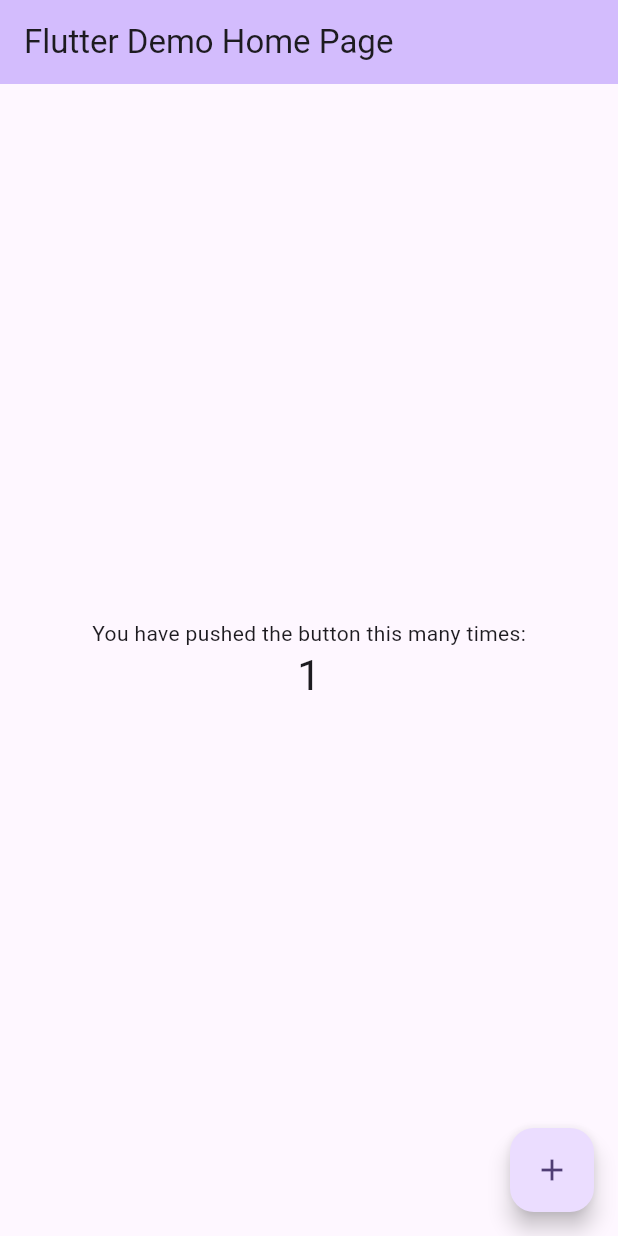
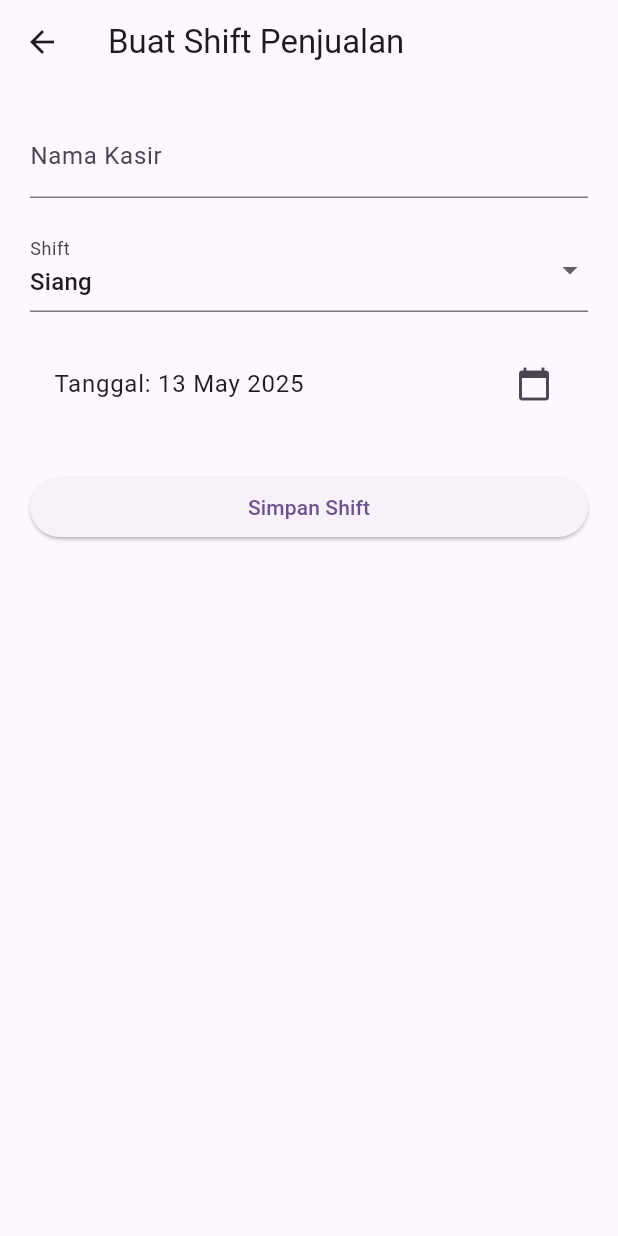
Before and after one commit to MuhammadSadiqin/DapoeUstrahApp, a Flutter app: the screen it shows after launch, after a tap on the "add" icon, on a phone screen of 412 x 824 dp. Run offline on Flutter 3.47's test engine with Material 3 defaults, Android fonts, the phone set to English and light mode, and no system bars; our stand-ins replace get.

Commit message:
Fitur Shift

```diff
--- /dev/null
+++ b/lib/controller/shift/shift_controller.dart
@@ -0,0 +1,81 @@
+import 'package:dapoeutsrahapp/model/pengeluaran_model.dart';
+import 'package:dapoeutsrahapp/model/shift_model.dart';
+import 'package:get/get.dart';
+import 'package:uuid/uuid.dart';
+
+class ShiftController extends GetxController {
+  var shifts = <ShiftModel>[].obs;
+  final _uuid = Uuid();
+
+  // Tambahkan shift baru
+  void tambahShift({
+    required String namaKasir,
+    required String shift,
+    required DateTime tanggal,
+  }) {
+    final newShift = ShiftModel(
+      id: _uuid.v4(),
+      namaKasir: namaKasir,
+      tanggal: tanggal,
+      shift: shift,
+    );
+
+    shifts.add(newShift);
+  }
+
+  // Tambahkan transaksi ke shift tertentu
+  void tambahTransaksi(String shiftId, int jumlahPcs) {
+    final index = shifts.indexWhere((s) => s.id == shiftId);
+    if (index != -1) {
+      final current = shifts[index];
+      final updated = ShiftModel(
+        id: current.id,
+        namaKasir: current.namaKasir,
+        tanggal: current.tanggal,
+        shift: current.shift,
+        transaksi: [...current.transaksi, jumlahPcs],
+        pengeluaran: current.pengeluaran,
+      );
+      shifts[index] = updated;
+    }
+  }
+
+  // Tambahkan pengeluaran
+  void tambahPengeluaran(String shiftId, PengeluaranModel item) {
+    final index = shifts.indexWhere((s) => s.id == shiftId);
+    if (index != -1) {
+      final current = shifts[index];
+      final updated = ShiftModel(
+        id: current.id,
+        namaKasir: current.namaKasir,
+        tanggal: current.tanggal,
+        shift: current.shift,
+        transaksi: current.transaksi,
+        pengeluaran: [...current.pengeluaran, item],
+      );
+      shifts[index] = updated;
+    }
+  }
+
+  void updateJumlahDibuat(String shiftId, int jumlah) {
+    final index = shifts.indexWhere((s) => s.id == shiftId);
+    if (index != -1) {
+      final current = shifts[index];
+      final updated = ShiftModel(
+        id: current.id,
+        namaKasir: current.namaKasir,
+        tanggal: current.tanggal,
+        shift: current.shift,
+        transaksi: current.transaksi,
+        pengeluaran: current.pengeluaran,
+        jumlahDibuat: jumlah,
+      );
+      shifts[index] = updated;
+    }
+  }
+
+  // Cari shift berdasarkan ID
+  ShiftModel? getShiftById(String id) {
+    return shifts.firstWhereOrNull((s) => s.id == id);
+  }
+}
--- a/lib/main.dart
+++ b/lib/main.dart
@@ -1,6 +1,10 @@
+import 'package:dapoeutsrahapp/controller/shift/shift_controller.dart';
+import 'package:dapoeutsrahapp/pages/shift/main_shift_page.dart';
 import 'package:flutter/material.dart';
+import 'package:get/get.dart';
 
 void main() {
+  Get.put(ShiftController());
   runApp(const MyApp());
 }
 
@@ -10,113 +14,12 @@ class MyApp extends StatelessWidget {
   // This widget is the root of your application.
   @override
   Widget build(BuildContext context) {
-    return MaterialApp(
+    return GetMaterialApp(
       title: 'Flutter Demo',
       theme: ThemeData(
-        // This is the theme of your application.
-        //
-        // TRY THIS: Try running your application with "flutter run". You'll see
-        // the application has a purple toolbar. Then, without quitting the app,
-        // try changing the seedColor in the colorScheme below to Colors.green
-        // and then invoke "hot reload" (save your changes or press the "hot
-        // reload" button in a Flutter-supported IDE, or press "r" if you used
-        // the command line to start the app).
-        //
-        // Notice that the counter didn't reset back to zero; the application
-        // state is not lost during the reload. To reset the state, use hot
-        // restart instead.
-        //
-        // This works for code too, not just values: Most code changes can be
-        // tested with just a hot reload.
         colorScheme: ColorScheme.fromSeed(seedColor: Colors.deepPurple),
       ),
-      home: const MyHomePage(title: 'Flutter Demo Home Page'),
+      home: const MainShiftPage(),
     );
   }
 }
-
-class MyHomePage extends StatefulWidget {
-  const MyHomePage({super.key, required this.title});
-
-  // This widget is the home page of your application. It is stateful, meaning
-  // that it has a State object (defined below) that contains fields that affect
-  // how it looks.
-
-  // This class is the configuration for the state. It holds the values (in this
-  // case the title) provided by the parent (in this case the App widget) and
-  // used by the build method of the State. Fields in a Widget subclass are
-  // always marked "final".
-
-  final String title;
-
-  @override
-  State<MyHomePage> createState() => _MyHomePageState();
-}
-
-class _MyHomePageState extends State<MyHomePage> {
-  int _counter = 0;
-
-  void _incrementCounter() {
-    setState(() {
-      // This call to setState tells the Flutter framework that something has
-      // changed in this State, which causes it to rerun the build method below
-      // so that the display can reflect the updated values. If we changed
-      // _counter without calling setState(), then the build method would not be
-      // called again, and so nothing would appear to happen.
-      _counter++;
-    });
-  }
-
-  @override
-  Widget build(BuildContext context) {
-    // This method is rerun every time setState is called, for instance as done
-    // by the _incrementCounter method above.
-    //
-    // The Flutter framework has been optimized to make rerunning build methods
-    // fast, so that you can just rebuild anything that needs updating rather
-    // than having to individually change instances of widgets.
-    return Scaffold(
-      appBar: AppBar(
-        // TRY THIS: Try changing the color here to a specific color (to
-        // Colors.amber, perhaps?) and trigger a hot reload to see the AppBar
-        // change color while the other colors stay the same.
-        backgroundColor: Theme.of(context).colorScheme.inversePrimary,
-        // Here we take the value from the MyHomePage object that was created by
-        // the App.build method, and use it to set our appbar title.
-        title: Text(widget.title),
-      ),
-      body: Center(
-        // Center is a layout widget. It takes a single child and positions it
-        // in the middle of the parent.
-        child: Column(
-          // Column is also a layout widget. It takes a list of children and
-          // arranges them vertically. By default, it sizes itself to fit its
-          // children horizontally, and tries to be as tall as its parent.
-          //
-          // Column has various properties to control how it sizes itself and
-          // how it positions its children. Here we use mainAxisAlignment to
-          // center the children vertically; the main axis here is the vertical
-          // axis because Columns are vertical (the cross axis would be
-          // horizontal).
-          //
-          // TRY THIS: Invoke "debug painting" (choose the "Toggle Debug Paint"
-          // action in the IDE, or press "p" in the console), to see the
-          // wireframe for each widget.
-          mainAxisAlignment: MainAxisAlignment.center,
-          children: <Widget>[
-            const Text('You have pushed the button this many times:'),
-            Text(
-              '$_counter',
-              style: Theme.of(context).textTheme.headlineMedium,
-            ),
-          ],
-        ),
-      ),
-      floatingActionButton: FloatingActionButton(
-        onPressed: _incrementCounter,
-        tooltip: 'Increment',
-        child: const Icon(Icons.add),
-      ), // This trailing comma makes auto-formatting nicer for build methods.
-    );
-  }
-}
--- /dev/null
+++ b/lib/model/pengeluaran_model.dart
@@ -0,0 +1,6 @@
+class PengeluaranModel {
+  final String nama;
+  final int jumlah;
+
+  PengeluaranModel({required this.nama, required this.jumlah});
+}
--- /dev/null
+++ b/lib/model/shift_model.dart
@@ -0,0 +1,36 @@
+import 'pengeluaran_model.dart';
+
+class ShiftModel {
+  final String id;
+  final String namaKasir;
+  final DateTime tanggal;
+  final String shift;
+  final int jumlahDibuat;
+
+  final List<int> transaksi;
+  final List<PengeluaranModel> pengeluaran;
+
+  ShiftModel({
+    required this.id,
+    required this.namaKasir,
+    required this.tanggal,
+    required this.shift,
+    this.jumlahDibuat = 0,
+    this.transaksi = const [],
+    this.pengeluaran = const [],
+  });
+
+  int get totalBakpia => transaksi.fold(0, (sum, pcs) => sum + pcs);
+
+  int get totalUangMasuk => totalBakpia * 1000;
+
+  int get totalPengeluaran =>
+      pengeluaran.fold(0, (sum, item) => sum + item.jumlah);
+
+  int get sisaUang => totalUangMasuk - totalPengeluaran;
+
+  int get jumlahKueSisa => jumlahDibuat - totalBakpia;
+
+  String get tanggalFormatted =>
+      '${tanggal.day.toString().padLeft(2, '0')}-${tanggal.month.toString().padLeft(2, '0')}-${tanggal.year}';
+}
--- /dev/null
+++ b/lib/pages/shift/form_shift_page.dart
@@ -0,0 +1,86 @@
+import 'package:dapoeutsrahapp/controller/shift/shift_controller.dart';
+import 'package:flutter/material.dart';
+import 'package:get/get.dart';
+import 'package:intl/intl.dart';
+
+class FormShiftPage extends StatefulWidget {
+  const FormShiftPage({super.key});
+
+  @override
+  State<FormShiftPage> createState() => _FormShiftPageState();
+}
+
+class _FormShiftPageState extends State<FormShiftPage> {
+  final namaKasirController = TextEditingController();
+  String selectedShift = 'Siang';
+  DateTime selectedDate = DateTime.now();
+
+  @override
+  Widget build(BuildContext context) {
+    final controller = Get.find<ShiftController>();
+
+    return Scaffold(
+      appBar: AppBar(title: const Text("Buat Shift Penjualan")),
+      body: Padding(
+        padding: const EdgeInsets.all(20),
+        child: Column(
+          children: [
+            TextField(
+              controller: namaKasirController,
+              decoration: const InputDecoration(labelText: "Nama Kasir"),
+            ),
+            const SizedBox(height: 20),
+            DropdownButtonFormField<String>(
+              value: selectedShift,
+              items: const [
+                DropdownMenuItem(value: 'Siang', child: Text('Siang')),
+                DropdownMenuItem(value: 'Malam', child: Text('Malam')),
+              ],
+              onChanged: (value) => setState(() => selectedShift = value!),
+              decoration: const InputDecoration(labelText: "Shift"),
+            ),
+            const SizedBox(height: 20),
+            ListTile(
+              title: Text(
+                "Tanggal: ${DateFormat('dd MMMM yyyy').format(selectedDate)}",
+              ),
+              trailing: const Icon(Icons.calendar_today),
+              onTap: () async {
+                final date = await showDatePicker(
+                  context: context,
+                  initialDate: selectedDate,
+                  firstDate: DateTime(2020),
+                  lastDate: DateTime(2100),
+                );
+                if (date != null) {
+                  setState(() => selectedDate = date);
+                }
+              },
+            ),
+            const SizedBox(height: 30),
+            SizedBox(
+              width: double.infinity,
+              child: ElevatedButton(
+                onPressed: () {
+                  if (namaKasirController.text.isEmpty) {
+                    Get.snackbar("Peringatan", "Nama kasir wajib diisi");
+                    return;
+                  }
+
+                  controller.tambahShift(
+                    namaKasir: namaKasirController.text,
+                    shift: selectedShift,
+                    tanggal: selectedDate,
+                  );
+
+                  Get.back(); // kembali ke main_page
+                },
+                child: const Text("Simpan Shift"),
+              ),
+            ),
+          ],
+        ),
+      ),
+    );
+  }
+}
--- /dev/null
+++ b/lib/pages/shift/main_shift_page.dart
@@ -0,0 +1,55 @@
+import 'package:dapoeutsrahapp/controller/shift/shift_controller.dart';
+import 'package:dapoeutsrahapp/core/utils/format_util.dart';
+import 'package:dapoeutsrahapp/pages/shift/shift_detail_page.dart';
+import 'package:flutter/material.dart';
+import 'package:get/get.dart';
+import 'form_shift_page.dart';
+
+class MainShiftPage extends StatelessWidget {
+  const MainShiftPage({super.key});
+
+  @override
+  Widget build(BuildContext context) {
+    final controller = Get.find<ShiftController>();
+
+    return Scaffold(
+      appBar: AppBar(title: const Text("Daftar Shift Penjualan")),
+      body: Obx(() {
+        if (controller.shifts.isEmpty) {
+          return const Center(child: Text("Belum ada shift hari ini"));
+        }
+
+        return ListView.builder(
+          itemCount: controller.shifts.length,
+          itemBuilder: (context, index) {
+            final shift = controller.shifts[index];
+
+            return Card(
+              margin: const EdgeInsets.symmetric(horizontal: 16, vertical: 8),
+              child: ListTile(
+                title: Text("${shift.namaKasir} - ${shift.shift}"),
+                subtitle: Text("Tanggal: ${shift.tanggalFormatted}"),
+                trailing: Column(
+                  crossAxisAlignment: CrossAxisAlignment.end,
+                  children: [
+                    Text("Total: ${shift.totalBakpia} pcs"),
+                    Text(FormatUtil.formatRupiah(shift.totalUangMasuk)),
+                  ],
+                ),
+                onTap: () {
+                  Get.to(() => ShiftDetailPage(shiftId: shift.id));
+                },
+              ),
+            );
+          },
+        );
+      }),
+      floatingActionButton: FloatingActionButton(
+        onPressed: () {
+          Get.to(() => const FormShiftPage());
+        },
+        child: const Icon(Icons.add),
+      ),
+    );
+  }
+}
--- a/pubspec.yaml
+++ b/pubspec.yaml
@@ -34,6 +34,9 @@ dependencies:
   # The following adds the Cupertino Icons font to your application.
   # Use with the CupertinoIcons class for iOS style icons.
   cupertino_icons: ^1.0.8
+  get: ^4.7.2
+  intl: ^0.20.2
+  uuid: ^4.5.1
 
 dev_dependencies:
   flutter_test:
```
Also changed, not shown: lib/core/utils/format_util.dart (added, +12 -0 lines), lib/pages/shift/shift_detail_page.dart (added, +201 -0 lines), pubspec.lock, 1 other file.
